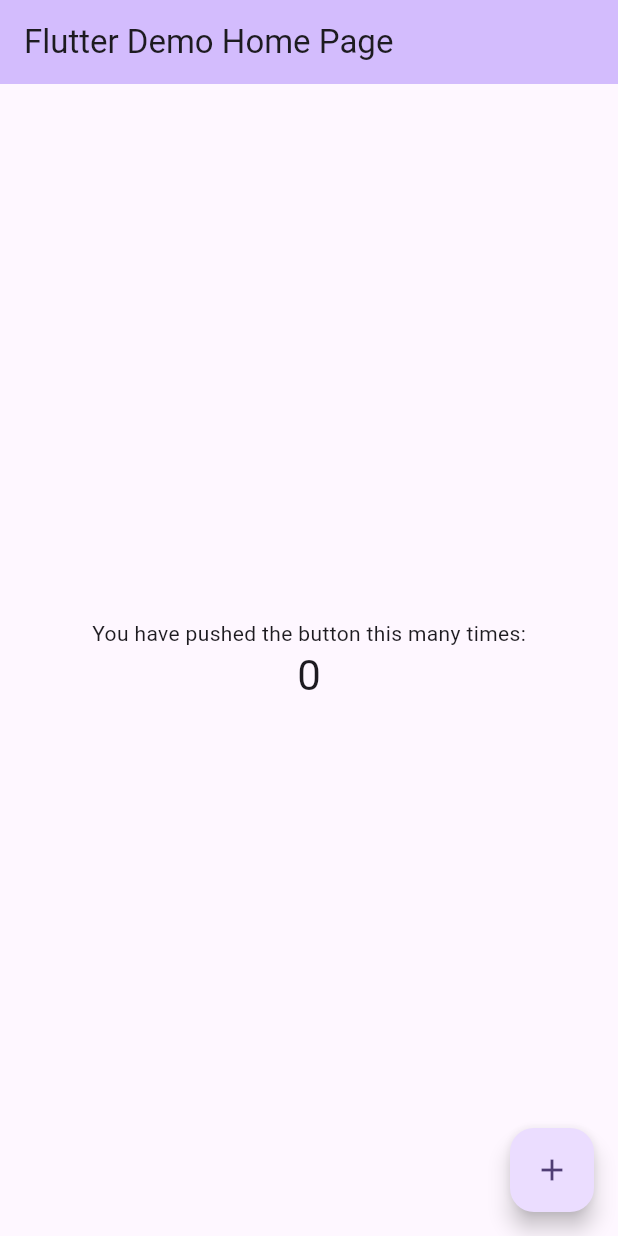
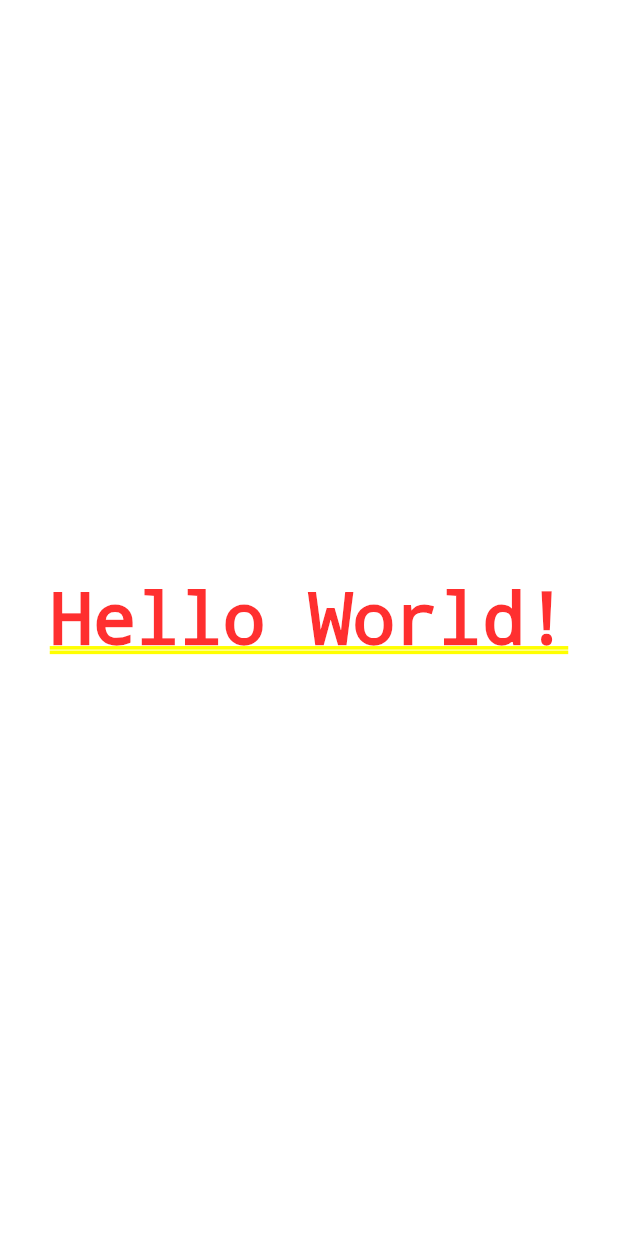
Before and after one commit to sidthree6/flutter_dice_app, a Flutter app: the screen it shows after launch, on a phone screen of 412 x 824 dp. Run offline on Flutter 3.47's test engine with Material 2 defaults, Android fonts, the phone set to English and light mode, and no system bars.

Commit message:
Basic app

```diff
--- a/lib/main.dart
+++ b/lib/main.dart
@@ -1,125 +1,11 @@
 import 'package:flutter/material.dart';
 
 void main() {
-  runApp(const MyApp());
+  runApp(const MaterialApp(
+    home: Center(
+      child: Text(
+        'Hello World!',
+      ),
+    ),
+  ));
 }
-
-class MyApp extends StatelessWidget {
-  const MyApp({super.key});
-
-  // This widget is the root of your application.
-  @override
-  Widget build(BuildContext context) {
-    return MaterialApp(
-      title: 'Flutter Demo',
-      theme: ThemeData(
-        // This is the theme of your application.
-        //
-        // TRY THIS: Try running your application with "flutter run". You'll see
-        // the application has a blue toolbar. Then, without quitting the app,
-        // try changing the seedColor in the colorScheme below to Colors.green
-        // and then invoke "hot reload" (save your changes or press the "hot
-        // reload" button in a Flutter-supported IDE, or press "r" if you used
-        // the command line to start the app).
-        //
-        // Notice that the counter didn't reset back to zero; the application
-        // state is not lost during the reload. To reset the state, use hot
-        // restart instead.
-        //
-        // This works for code too, not just values: Most code changes can be
-        // tested with just a hot reload.
-        colorScheme: ColorScheme.fromSeed(seedColor: Colors.deepPurple),
-        useMaterial3: true,
-      ),
-      home: const MyHomePage(title: 'Flutter Demo Home Page'),
-    );
-  }
-}
-
-class MyHomePage extends StatefulWidget {
-  const MyHomePage({super.key, required this.title});
-
-  // This widget is the home page of your application. It is stateful, meaning
-  // that it has a State object (defined below) that contains fields that affect
-  // how it looks.
-
-  // This class is the configuration for the state. It holds the values (in this
-  // case the title) provided by the parent (in this case the App widget) and
-  // used by the build method of the State. Fields in a Widget subclass are
-  // always marked "final".
-
-  final String title;
-
-  @override
-  State<MyHomePage> createState() => _MyHomePageState();
-}
-
-class _MyHomePageState extends State<MyHomePage> {
-  int _counter = 0;
-
-  void _incrementCounter() {
-    setState(() {
-      // This call to setState tells the Flutter framework that something has
-      // changed in this State, which causes it to rerun the build method below
-      // so that the display can reflect the updated values. If we changed
-      // _counter without calling setState(), then the build method would not be
-      // called again, and so nothing would appear to happen.
-      _counter++;
-    });
-  }
-
-  @override
-  Widget build(BuildContext context) {
-    // This method is rerun every time setState is called, for instance as done
-    // by the _incrementCounter method above.
-    //
-    // The Flutter framework has been optimized to make rerunning build methods
-    // fast, so that you can just rebuild anything that needs updating rather
-    // than having to individually change instances of widgets.
-    return Scaffold(
-      appBar: AppBar(
-        // TRY THIS: Try changing the color here to a specific color (to
-        // Colors.amber, perhaps?) and trigger a hot reload to see the AppBar
-        // change color while the other colors stay the same.
-        backgroundColor: Theme.of(context).colorScheme.inversePrimary,
-        // Here we take the value from the MyHomePage object that was created by
-        // the App.build method, and use it to set our appbar title.
-        title: Text(widget.title),
-      ),
-      body: Center(
-        // Center is a layout widget. It takes a single child and positions it
-        // in the middle of the parent.
-        child: Column(
-          // Column is also a layout widget. It takes a list of children and
-          // arranges them vertically. By default, it sizes itself to fit its
-          // children horizontally, and tries to be as tall as its parent.
-          //
-          // Column has various properties to control how it sizes itself and
-          // how it positions its children. Here we use mainAxisAlignment to
-          // center the children vertically; the main axis here is the vertical
-          // axis because Columns are vertical (the cross axis would be
-          // horizontal).
-          //
-          // TRY THIS: Invoke "debug painting" (choose the "Toggle Debug Paint"
-          // action in the IDE, or press "p" in the console), to see the
-          // wireframe for each widget.
-          mainAxisAlignment: MainAxisAlignment.center,
-          children: <Widget>[
-            const Text(
-              'You have pushed the button this many times:',
-            ),
-            Text(
-              '$_counter',
-              style: Theme.of(context).textTheme.headlineMedium,
-            ),
-          ],
-        ),
-      ),
-      floatingActionButton: FloatingActionButton(
-        onPressed: _incrementCounter,
-        tooltip: 'Increment',
-        child: const Icon(Icons.add),
-      ), // This trailing comma makes auto-formatting nicer for build methods.
-    );
-  }
-}
```
